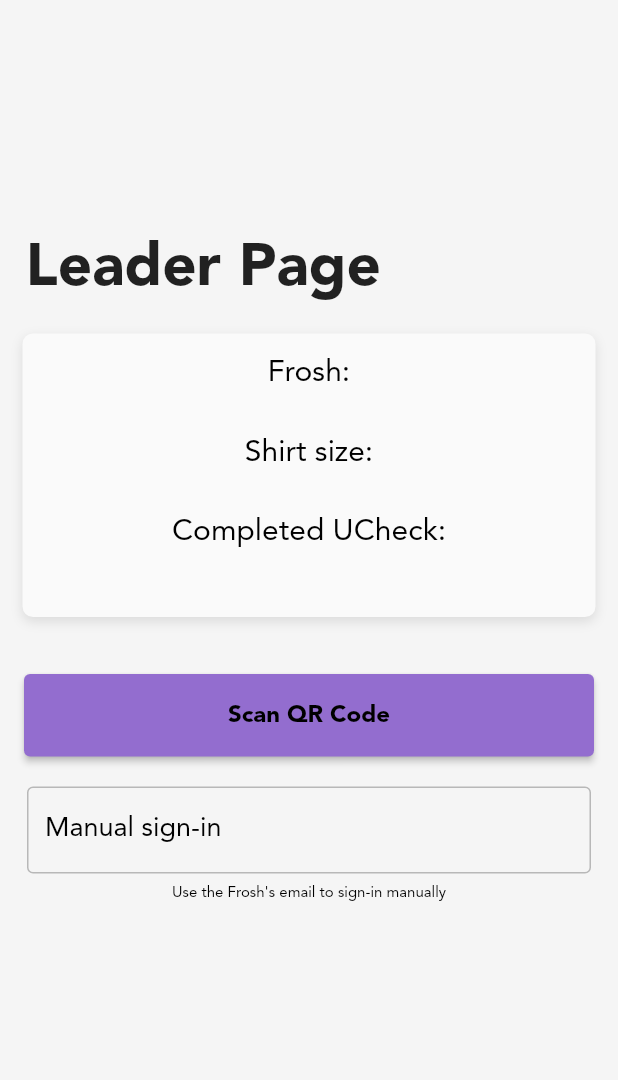
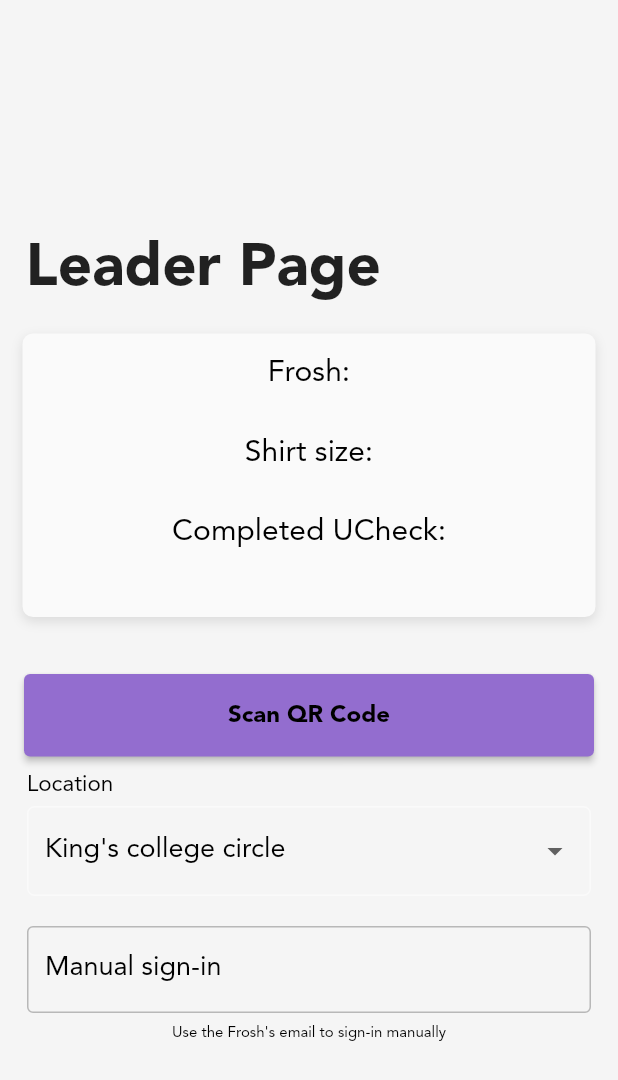
Before and after one commit to UofT-Frosh-Orientation/frosh-week-app, a Flutter app: the LeadersPage screen opened directly, on a phone screen of 412 x 824 dp. Shown: the top 1080 px of the screen. Run offline on Flutter 3.47's test engine with Material 2 defaults, Android fonts, the phone set to English and light mode, and no system bars; our stand-ins replace connectivity_plus, curved_navigation_bar, dio, firebase_core, firebase_messaging, flutter_secure_storage and 2 more; missing offline and left inert: qr_code_scanner; accounts and stored records are empty.

Commit message:
added dropdown menu into leader page

```diff
--- a/lib/framework.dart
+++ b/lib/framework.dart
@@ -161,7 +161,11 @@ class FrameworkState extends State<Framework> {
     } else
       return Scaffold(
         resizeToAvoidBottomInset: false,
-        body: Stack(children: [
+        body: GestureDetector(
+          onTap: () {
+            FocusScope.of(context).requestFocus(new FocusNode());
+          },
+          child: Stack(children: [
             PageTransitionSwitcher(
               transitionBuilder: (
                 child,
@@ -210,6 +214,7 @@ class FrameworkState extends State<Framework> {
               ),
             ),
           ]),
+        ),
       );
   }
 }
--- a/lib/src/pages/leaders_page.dart
+++ b/lib/src/pages/leaders_page.dart
@@ -87,6 +87,12 @@ class LeadersPageState extends State<LeadersPage> {
             });
           },
         ),
+        DropDownButton(
+            title: "Location",
+            items: ["King's college circle", "Myhal", "Orientation"],
+            onChanged: (value) {
+              print(value);
+            }),
         Container(height: 20),
         TextInput(
             obscureText: true,
--- a/lib/src/widgets/ButtonWidgets.dart
+++ b/lib/src/widgets/ButtonWidgets.dart
@@ -73,3 +73,81 @@ class ButtonRegular extends StatelessWidget {
     }
   }
 }
+
+class DropDownButton extends StatefulWidget {
+  final String title;
+  final List<String> items;
+  final ValueChanged<String>? onChanged;
+  const DropDownButton(
+      {required this.title,
+      required this.items,
+      required this.onChanged,
+      Key? key})
+      : super(key: key);
+
+  @override
+  State<DropDownButton> createState() => DropDownButtonState();
+}
+
+/// This is the private State class that goes with MyStatefulWidget.
+class DropDownButtonState extends State<DropDownButton> {
+  String? selectedItem;
+  @override
+  void initState() {
+    super.initState();
+    selectedItem = widget.items[0];
+  }
+
+  Widget build(BuildContext context) {
+    return Padding(
+      padding: EdgeInsets.only(left: 18, right: 18, top: 10),
+      child: Column(
+        mainAxisAlignment: MainAxisAlignment.start,
+        crossAxisAlignment: CrossAxisAlignment.start,
+        children: [
+          TextFont(
+            text: widget.title,
+            fontSize: 15,
+          ),
+          Container(height: 5),
+          Container(
+            width: 1000,
+            decoration: BoxDecoration(
+              border: Border.all(
+                  color: Theme.of(context).colorScheme.lightDarkAccent),
+              borderRadius: BorderRadius.circular(5),
+            ),
+            child: Padding(
+              padding: EdgeInsets.symmetric(horizontal: 11, vertical: 17),
+              child: DropdownButton(
+                isExpanded: true,
+                underline: Container(),
+                isDense: true,
+                value: selectedItem,
+                dropdownColor: Theme.of(context).colorScheme.lightDarkAccent,
+                focusColor: Theme.of(context).colorScheme.lightPurpleAccent,
+                items: widget.items.map((String value) {
+                  return DropdownMenuItem<String>(
+                    value: value,
+                    child: TextFont(
+                      key: ValueKey<String>(value),
+                      text: value,
+                      fontSize: 18,
+                      textColor: Theme.of(context).colorScheme.black,
+                    ),
+                  );
+                }).toList(),
+                onChanged: (String? newValue) {
+                  if (newValue != null) widget.onChanged!(newValue);
+                  setState(() {
+                    selectedItem = newValue;
+                  });
+                },
+              ),
+            ),
+          )
+        ],
+      ),
+    );
+  }
+}
```
Lines whose indentation alone changed are shown as unchanged.
